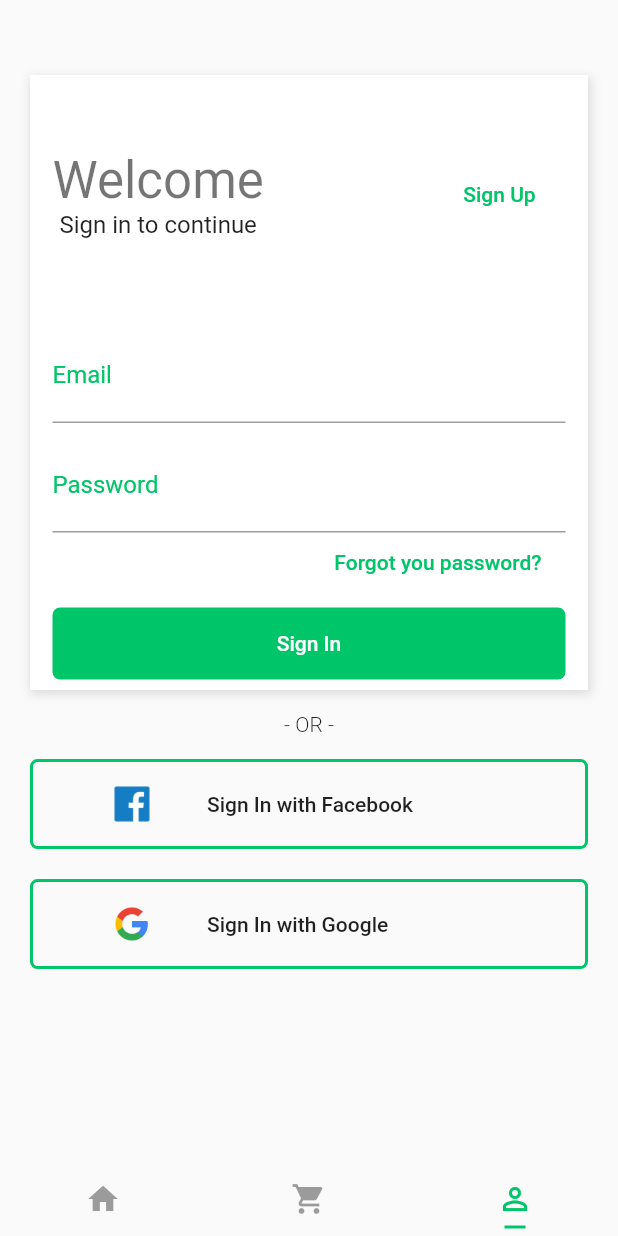
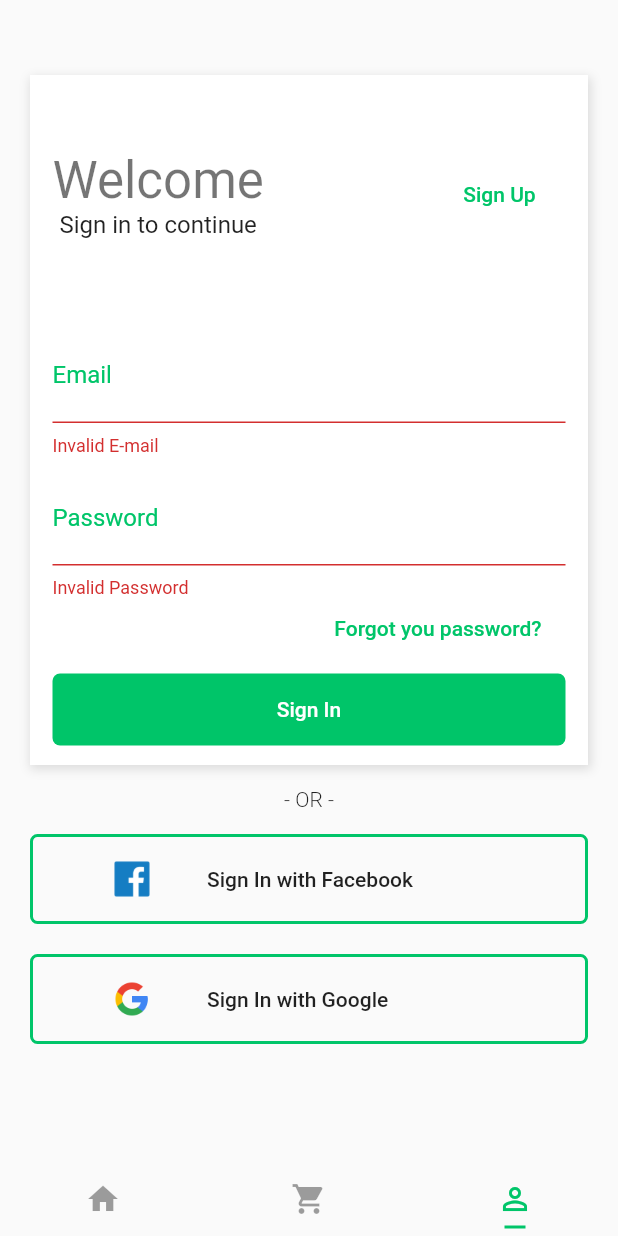
Before and after one commit to cesarbassani/Flutter_layouts, a Flutter app: the screen it shows after launch, item 3 of the bottom bar chosen, after a tap on "Sign In", on a phone screen of 412 x 824 dp. Run offline on Flutter 3.47's test engine with Material 2 defaults, Android fonts, the phone set to English and light mode, and no system bars.

```diff
--- a/lib/pages/login.page.dart
+++ b/lib/pages/login.page.dart
@@ -2,6 +2,10 @@ import 'package:flutter/material.dart';
 import 'package:shopping/pages/signup.page.dart';
 
 class LoginPage extends StatelessWidget {
+  final _formKey = GlobalKey<FormState>();
+  String _email;
+  String _password;
+
   @override
   Widget build(BuildContext context) {
     return Scaffold(
@@ -16,7 +20,7 @@ class LoginPage extends StatelessWidget {
           child: Column(
             children: <Widget>[
               Container(
-                height: 410,
+                height: 460,
                 decoration: BoxDecoration(
                   color: Theme.of(context).accentColor,
                   boxShadow: [
@@ -34,6 +38,8 @@ class LoginPage extends StatelessWidget {
                     right: 15,
                     top: 50,
                   ),
+                  child: Form(
+                    key: _formKey,
                     child: Column(
                       children: <Widget>[
                         Row(
@@ -86,6 +92,13 @@ class LoginPage extends StatelessWidget {
                             fontSize: 20,
                             color: Theme.of(context).primaryColor,
                           ),
+                          validator: (value) {
+                            if (value.isEmpty) {
+                              return 'Invalid E-mail';
+                            }
+                            return null;
+                          },
+                          onSaved: (input) => _email = input,
                         ),
                         SizedBox(
                           height: 10,
@@ -105,6 +118,13 @@ class LoginPage extends StatelessWidget {
                             fontSize: 20,
                             color: Theme.of(context).primaryColor,
                           ),
+                          validator: (value) {
+                            if (value.isEmpty) {
+                              return 'Invalid Password';
+                            }
+                            return null;
+                          },
+                          onSaved: (input) => _password = input,
                         ),
                         Container(
                           height: 40,
@@ -137,10 +157,23 @@ class LoginPage extends StatelessWidget {
                                 color: Colors.white,
                               ),
                             ),
-                          onPressed: () {},
+                            onPressed: () {
+                              if (_formKey.currentState.validate()) {
+                                _formKey.currentState.save();
+                                print(_email);
+                                print(_password);
+
+                                Scaffold.of(context).showSnackBar(
+                                  SnackBar(
+                                    content: Text('Welcome, $_email'),
+                                  ),
+                                );
+                              }
+                            },
                           ),
                         ),
                       ],
+                    ),
                   ),
                 ),
               ),
--- a/lib/pages/product.page.dart
+++ b/lib/pages/product.page.dart
@@ -26,10 +26,13 @@ class ProductPage extends StatelessWidget {
               pinned: true,
               flexibleSpace: FlexibleSpaceBar(
                 centerTitle: true,
-                background: Image.asset(
-                  image,
-                  width: double.infinity,
-                  fit: BoxFit.fitWidth,
+                background: Hero(
+                  tag: image,
+                  child: Image.asset(
+                    image,
+                    width: double.infinity,
+                    fit: BoxFit.fitWidth,
+                  ),
                 ),
               ),
             ),
--- a/lib/widgets/product/product-card.widget.dart
+++ b/lib/widgets/product/product-card.widget.dart
@@ -38,11 +38,14 @@ class ProductCard extends StatelessWidget {
                 ),
               );
             },
-            child: Image.asset(
-              image,
-              width: 170,
-              height: 170,
-              fit: BoxFit.cover,
+            child: Hero(
+              tag: image,
+              child: Image.asset(
+                image,
+                width: 170,
+                height: 170,
+                fit: BoxFit.cover,
+              ),
             ),
           ),
           SizedBox(
```
Lines whose indentation alone changed are shown as unchanged.
